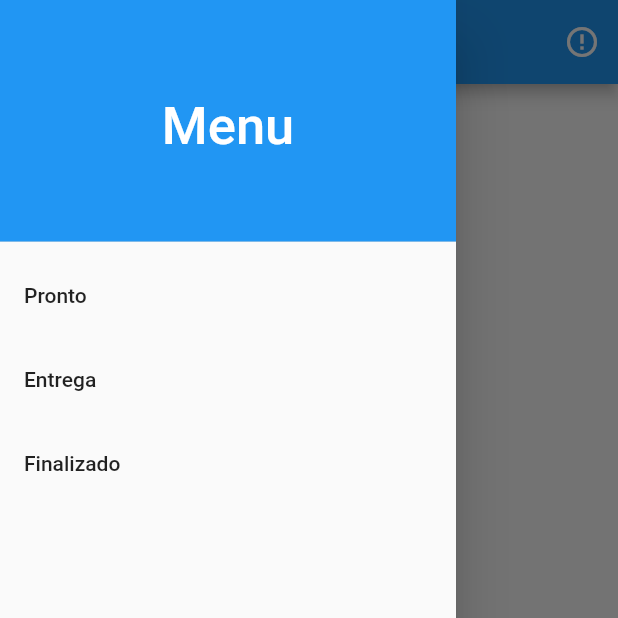
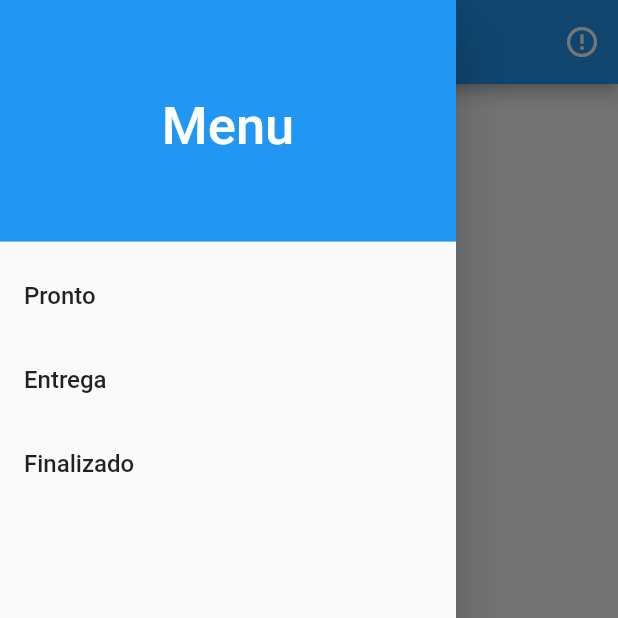
Before and after one commit to Lyem/Agenda, a Flutter app: the screen it shows after launch, with the side drawer open, on a phone screen of 412 x 824 dp, the top half of it. Run offline on Flutter 3.47's test engine with Material 2 defaults, Android fonts, the phone set to English and light mode, and no system bars.

Commit message:
source in the side menu

```diff
--- a/lib/main.dart
+++ b/lib/main.dart
@@ -67,19 +67,19 @@ class _HomePageState extends State<HomePage> {
               ),
             ),
             ListTile(
-              title: Text('Pronto'),
+              title: Text('Pronto', style: TextStyle(fontSize: 16),),
               onTap: () {
                 Navigator.pop(context);
               },
             ),
             ListTile(
-              title: Text('Entrega'),
+              title: Text('Entrega', style: TextStyle(fontSize: 16),),
               onTap: () {
                 Navigator.pop(context);
               },
             ),
             ListTile(
-              title: Text('Finalizado'),
+              title: Text('Finalizado', style: TextStyle(fontSize: 16),),
               onTap: () {
                 Navigator.pop(context);
               }
```
